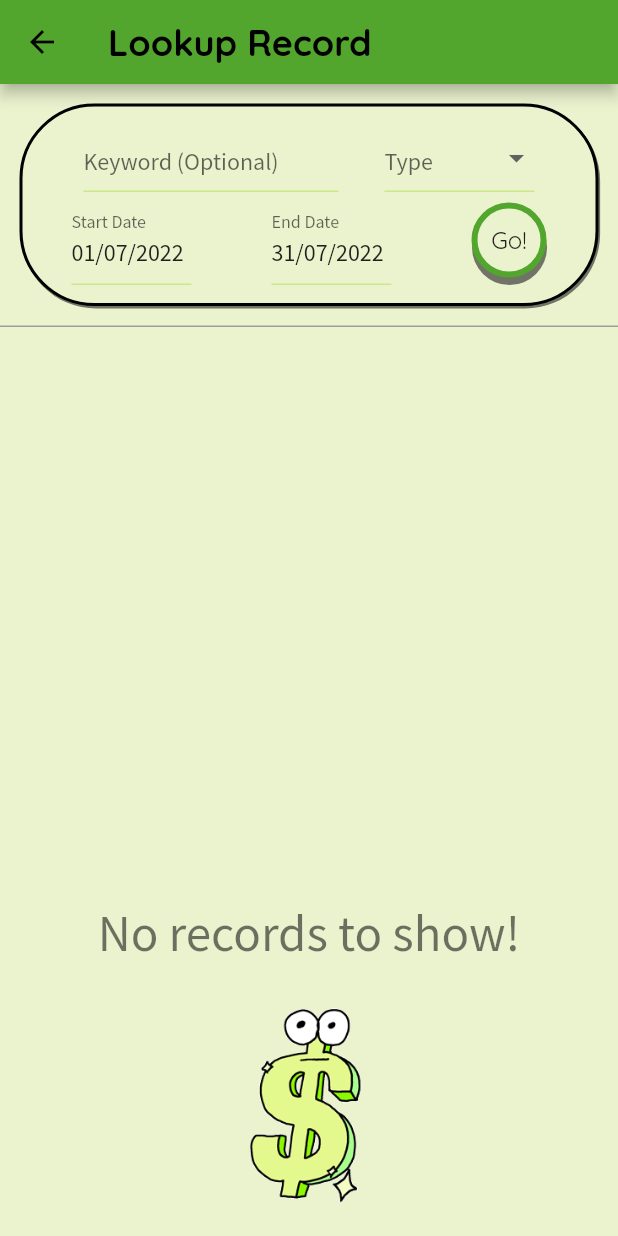
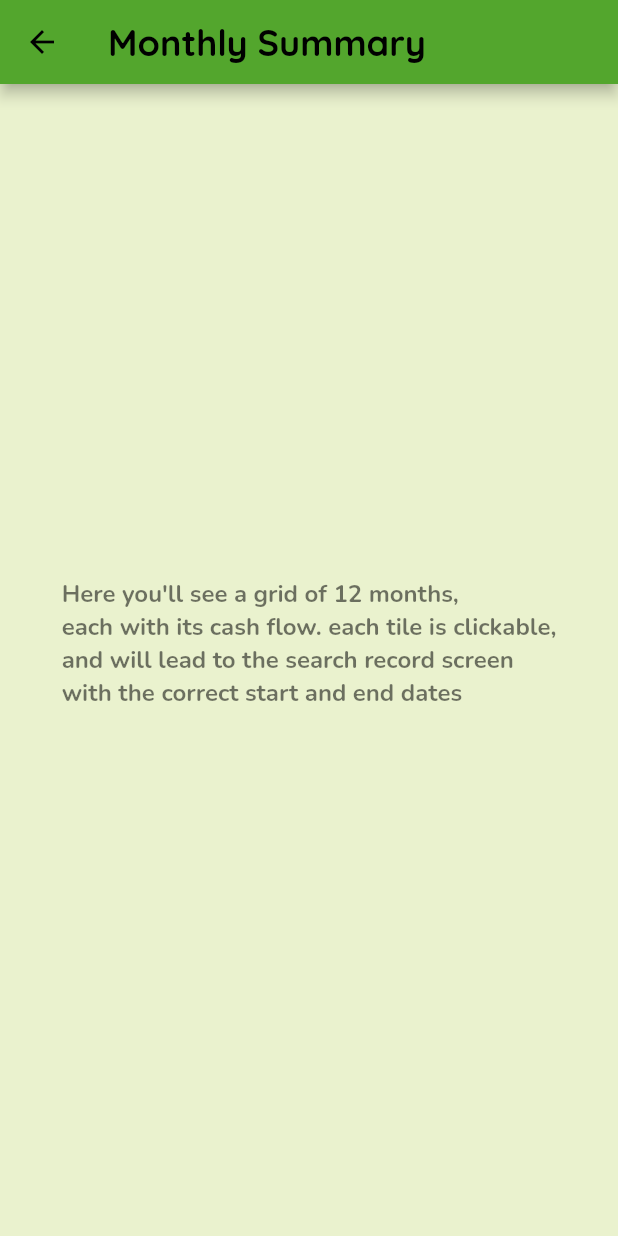
Before and after one commit to MishelV/Cash-Flow-app, a Flutter app: the screen it shows after launch, after a tap on the "summarize" icon, on a phone screen of 412 x 824 dp. Run offline on Flutter 3.47's test engine with Material 2 defaults, Android fonts, the phone set to English and light mode, and no system bars; drawn by our look-alikes of date_time_picker; our stand-ins replace hive, hive_flutter, percent_indicator; accounts and stored records are empty.

Commit message:
Adjust search screen title, return this month summary button, add monthly summary screen

```diff
--- a/lib/main.dart
+++ b/lib/main.dart
@@ -2,6 +2,7 @@ import 'package:cash_flow_app/models/record.dart';
 import 'package:cash_flow_app/providers/record_provider.dart';
 import 'package:cash_flow_app/screens/edit_record_screen.dart';
 import 'package:cash_flow_app/screens/home_screen.dart';
+import 'package:cash_flow_app/screens/month_summary_screen.dart';
 import 'package:cash_flow_app/screens/search_record_screen.dart';
 import 'package:cash_flow_app/themes.dart';
 import 'package:flutter/material.dart';
@@ -43,6 +44,8 @@ class MyApp extends StatelessWidget {
         HomeScreen.routeName: (context) => const HomeScreen(),
         EditRecordScreen.routeName: (context) => const EditRecordScreen(),
         SearchRecordScreen.routeName: (context) => const SearchRecordScreen(),
+        MonthlySummaryScreen.routeName: (context) =>
+            const MonthlySummaryScreen(),
       },
     );
   }
--- /dev/null
+++ b/lib/screens/month_summary_screen.dart
@@ -0,0 +1,28 @@
+import 'package:flutter/material.dart';
+
+class MonthlySummaryScreen extends StatelessWidget {
+  const MonthlySummaryScreen({Key? key}) : super(key: key);
+
+  static const routeName = "/monthly_summary_screen";
+
+  @override
+  Widget build(BuildContext context) {
+    return Scaffold(
+        appBar: AppBar(
+          title: const Text(
+            "Monthly Summary",
+          ),
+        ),
+        body: Center(
+          child: Text(
+            """
+Here you'll see a grid of 12 months,
+each with its cash flow. each tile is clickable,
+and will lead to the search record screen
+with the correct start and end dates
+              """,
+            style: Theme.of(context).textTheme.headline3,
+          ),
+        ));
+  }
+}
--- a/lib/screens/search_record_screen.dart
+++ b/lib/screens/search_record_screen.dart
@@ -24,12 +24,13 @@ class SearchRecordScreen extends StatefulWidget {
 class _SearchRecordScreenState extends State<SearchRecordScreen> {
   final _formKey = GlobalKey<FormState>();
   List<Record> _records = [];
-  DateTime _startDate = DateTime.now();
-  DateTime _endDate = DateTime(DateTime.now().year + 1);
-  String _keyword = "";
-  RecordType _recordType = RecordType.all;
+  var _startDate = DateTime.now();
+  var _endDate = DateTime(DateTime.now().year + 1);
+  var _keyword = "";
+  var _recordType = RecordType.all;
   var _isInit = true;
   var _isLoading = true;
+  var _screenName = "";
 
   void editRecord(Record record, BuildContext context) {
     Navigator.of(context)
@@ -58,6 +59,7 @@ class _SearchRecordScreenState extends State<SearchRecordScreen> {
             setState(() {
               _startDate = DateTime(DateTime.now().year, DateTime.now().month);
               _endDate = _startDate.add(const Duration(days: 30));
+              _screenName = "This Month Summary";
             });
             break;
           case SearchType.upcomingExpenses:
@@ -65,6 +67,7 @@ class _SearchRecordScreenState extends State<SearchRecordScreen> {
               _startDate = DateTime.now();
               _endDate = _startDate.add(const Duration(days: 365));
               _recordType = RecordType.expense;
+              _screenName = "Upcoming Expenses";
             });
             break;
           case SearchType.recordLookup:
@@ -72,6 +75,7 @@ class _SearchRecordScreenState extends State<SearchRecordScreen> {
             setState(() {
               _startDate = DateTime(DateTime.now().year);
               _endDate = DateTime(DateTime.now().year + 1);
+              _screenName = "Search Record";
             });
             break;
         }
@@ -113,7 +117,7 @@ class _SearchRecordScreenState extends State<SearchRecordScreen> {
         : Scaffold(
             resizeToAvoidBottomInset: false,
             appBar: AppBar(
-              title: const Text("Lookup Record"),
+              title: Text(_screenName),
             ),
             body: Column(
               mainAxisAlignment: MainAxisAlignment.spaceBetween,
--- a/lib/widgets/actions_widget.dart
+++ b/lib/widgets/actions_widget.dart
@@ -1,5 +1,6 @@
 import 'package:cash_flow_app/models/record.dart';
 import 'package:cash_flow_app/screens/edit_record_screen.dart';
+import 'package:cash_flow_app/screens/month_summary_screen.dart';
 import 'package:cash_flow_app/screens/search_record_screen.dart';
 import 'package:flutter/material.dart';
 
@@ -27,7 +28,7 @@ class ActionsWidget extends StatelessWidget {
             ),
             ActionButton(
               icon: const Icon(Icons.search),
-              buttonName: "Lookup Record",
+              buttonName: "Search Record",
               route: SearchRecordScreen.routeName,
               arguments: const [
                 SearchType.recordLookup,
@@ -44,10 +45,7 @@ class ActionsWidget extends StatelessWidget {
             ActionButton(
               icon: const Icon(Icons.summarize_outlined),
               buttonName: "Monthly Summary",
-              route: SearchRecordScreen.routeName,
-              arguments: const [
-                SearchType.thisMonthSummary,
-              ],
+              route: MonthlySummaryScreen.routeName,
             ),
             const SizedBox(
               width: 10,
--- a/lib/widgets/this_month_summary.dart
+++ b/lib/widgets/this_month_summary.dart
@@ -64,6 +64,20 @@ class _ThisMonthSummaryState extends State<ThisMonthSummary> {
       padding: const EdgeInsets.symmetric(horizontal: 15),
       child: ButtonWrapper(
         inverse: thisMonthSummary.cashFlow < 0,
+        child: TextButton(
+          onPressed: () {
+            Navigator.of(context).pushNamed(
+              SearchRecordScreen.routeName,
+              arguments: const [
+                SearchType.thisMonthSummary,
+              ],
+            );
+          },
+          style: TextButton.styleFrom(
+            shape: RoundedRectangleBorder(
+              borderRadius: BorderRadius.circular(50),
+            ),
+          ),
           child: Container(
             padding: const EdgeInsets.symmetric(horizontal: 20, vertical: 15),
             child: Column(
@@ -120,7 +134,8 @@ class _ThisMonthSummaryState extends State<ThisMonthSummary> {
                         "Spent ${(spentPercent * 100).round()}%",
                         style: Theme.of(context).textTheme.headline5,
                       ),
-                    progressColor: Theme.of(context).colorScheme.inversePrimary,
+                      progressColor:
+                          Theme.of(context).colorScheme.inversePrimary,
                       backgroundColor: Theme.of(context).colorScheme.primary,
                     ),
                   ),
@@ -128,6 +143,7 @@ class _ThisMonthSummaryState extends State<ThisMonthSummary> {
             ),
           ),
         ),
+      ),
     );
   }
 }
```
Lines whose indentation alone changed are shown as unchanged.
